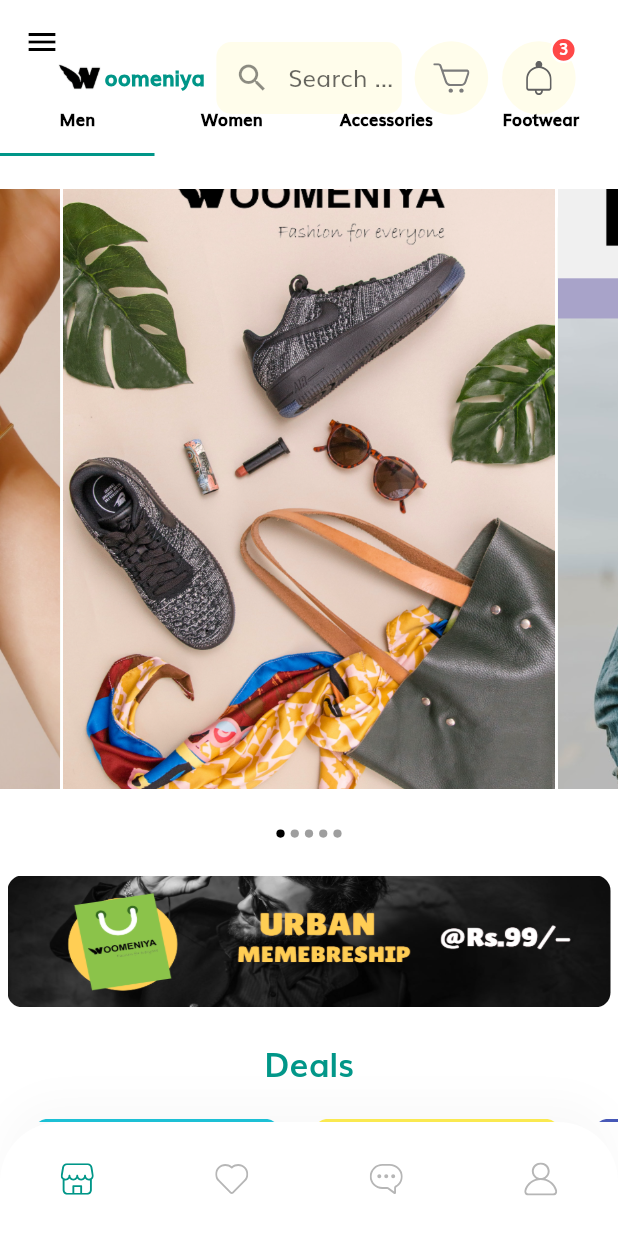
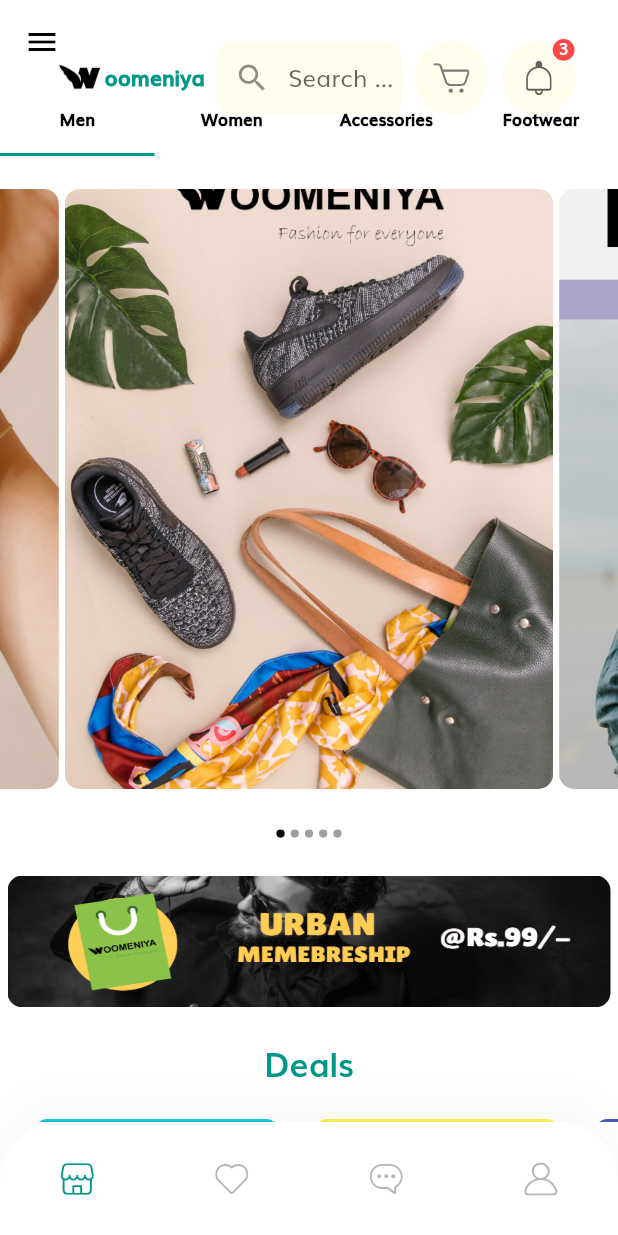
Before and after one commit to laraib-anwar/woomeniya, a Flutter app: the HomeScreen screen opened by its route, on a phone screen of 412 x 824 dp. Run offline on Flutter 3.47's test engine with Material 2 defaults, Android fonts, the phone set to English and light mode, and no system bars; drawn by our look-alikes of carousel_slider; our stand-ins replace flutter_svg, font_awesome_flutter.

Commit message:
final ui complete

```diff
--- a/lib/screens/home/components/discount_banner.dart
+++ b/lib/screens/home/components/discount_banner.dart
@@ -53,15 +53,23 @@
               return Builder(
                 builder: (BuildContext context) {
                   return Container(
-                      width: 400,
-                      margin: EdgeInsets.symmetric(horizontal: 1.0),
-                      decoration: BoxDecoration(
-                          color: Colors.green[50],
-                          borderRadius: BorderRadius.circular(20)),
-                      child: Image.asset(
-                        i,
-                        fit: BoxFit.cover,
-                      ));
+                    margin: EdgeInsets.symmetric(horizontal: 2.0),
+                    child: ClipRRect(
+                        borderRadius: BorderRadius.circular(10),
+                        // margin: EdgeInsets.symmetric(horizontal: 1.0),
+                        // decoration: BoxDecoration(
+                        //     color: Colors.green[50],
+                        //     borderRadius: BorderRadius.circular(20)),
+
+                        child: Image.asset(
+
+                          i,
+                          width:400,
+
+
+                          fit: BoxFit.cover,
+                        )),
+                  );
                 },
               );
             }).toList(),
```
Also changed, not shown: 3 other files.
